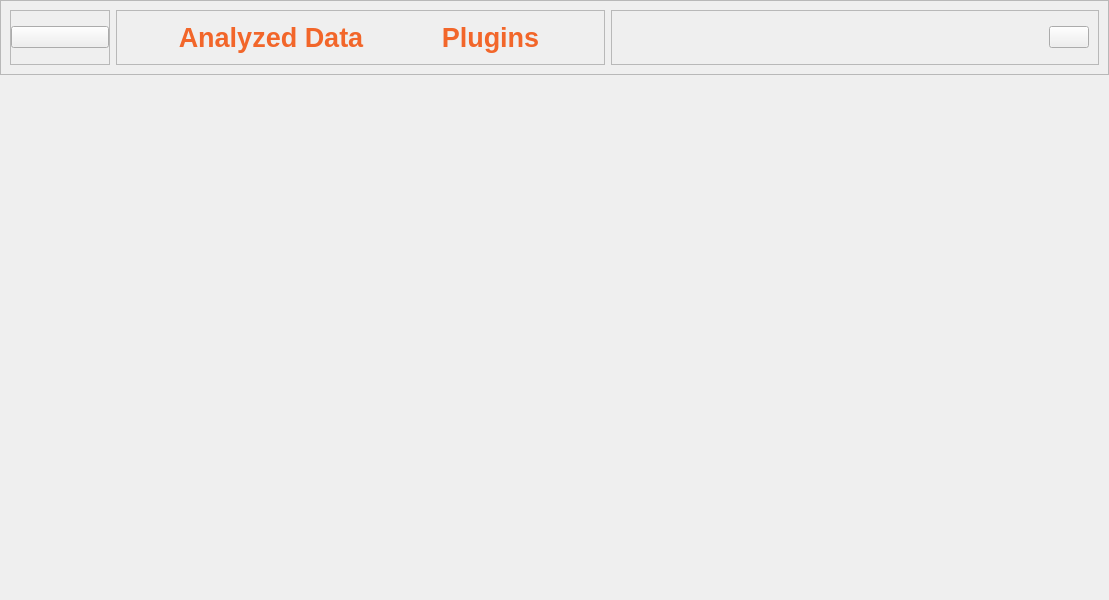
Old version of the form newSimpleAnalyze/screens/ui/NavigationBar.ui in the repository Smidig-Leo/volatility3.
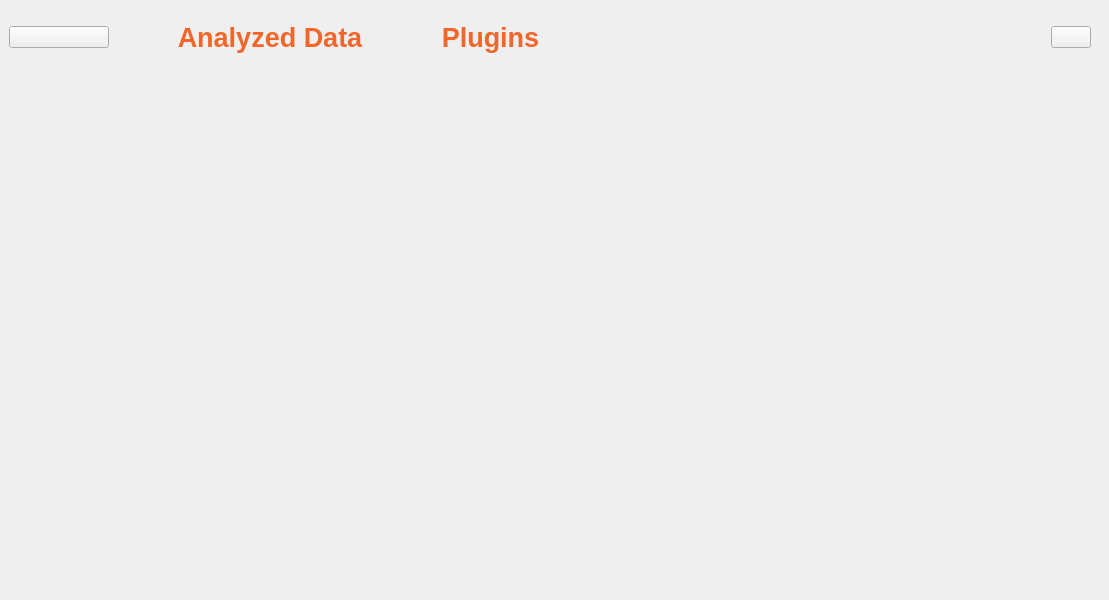
New version of the form. Icons and pictures are not drawn.

Commit message: removing border of frames on all devices

```diff
--- a/newSimpleAnalyze/screens/ui/NavigationBar.ui
+++ b/newSimpleAnalyze/screens/ui/NavigationBar.ui
@@ -13,6 +13,11 @@
   <property name="windowTitle">
    <string>MainWindow</string>
   </property>
+  <property name="styleSheet">
+   <string notr="true">QWidget QFrame {
+	border:none;
+}</string>
+  </property>
   <widget class="QWidget" name="centralwidget">
    <property name="styleSheet">
     <string notr="true">QWidget{
```
The commit also changes 7 other files.
